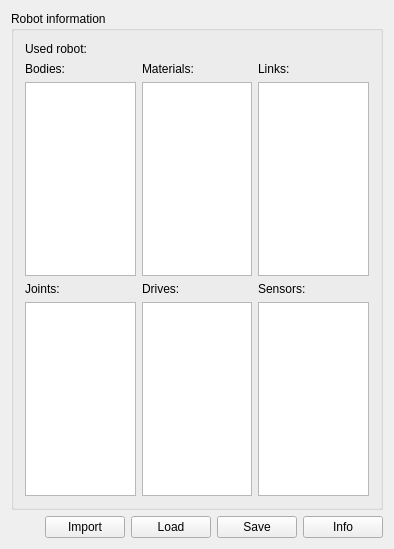
Old version of the form sigel/ui/SIGEL_MasterUI/SIG_RobotBase.ui in the repository jayMcBee/sigel-evolutionary-walking-robots.
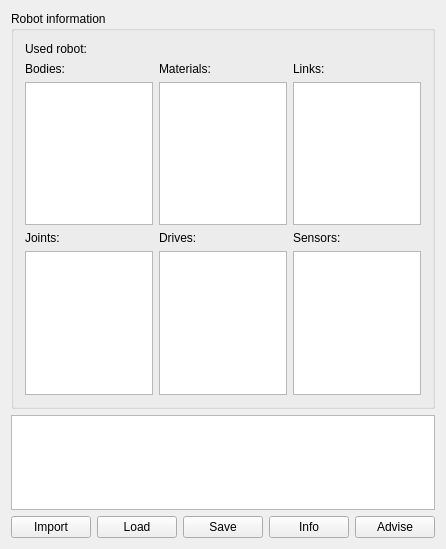
New version of the form.

Commit message: Item 77 prototype: SIG_RobotAdvisor with checks 1 to 4 and 6 to 8, an Advise button on the Robot page, sigel_eval -advise

Patch:
```diff
--- a/sigel/ui/SIGEL_MasterUI/SIG_RobotBase.ui
+++ b/sigel/ui/SIGEL_MasterUI/SIG_RobotBase.ui
@@ -245,6 +245,13 @@
         </widget>
       </item>
       <item row="1" column="0">
+        <widget class="QListWidget" name="listboxAdvice">
+          <property name="wordWrap">
+            <bool>true</bool>
+          </property>
+        </widget>
+      </item>
+      <item row="2" column="0">
         <layout class="QHBoxLayout">
           <property name="margin">
             <number>0</number>
@@ -308,6 +315,16 @@
               </property>
             </widget>
           </item>
+          <item>
+            <widget class="QPushButton" name="pushbuttonRobAdvise">
+              <property name="text">
+                <string>Advise</string>
+              </property>
+              <property name="toolTip">
+                <string>List what will probably make an evolution with this robot fail or mislead.</string>
+              </property>
+            </widget>
+          </item>
         </layout>
       </item>
     </layout>
```
The commit also changes 9 other files.
